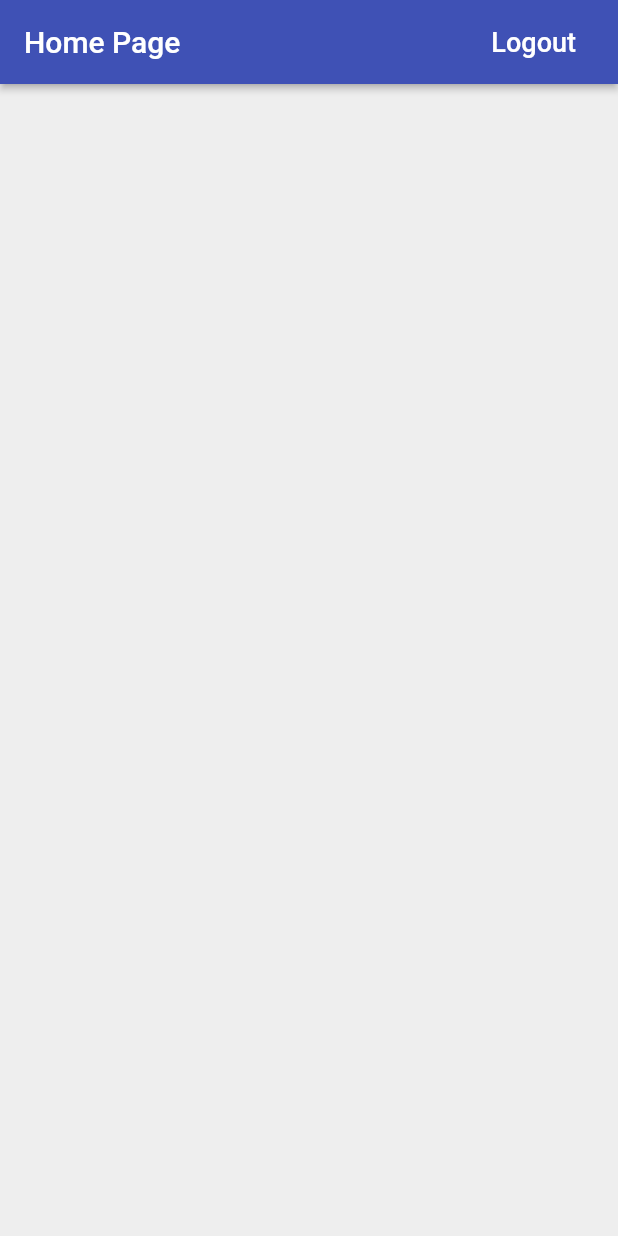
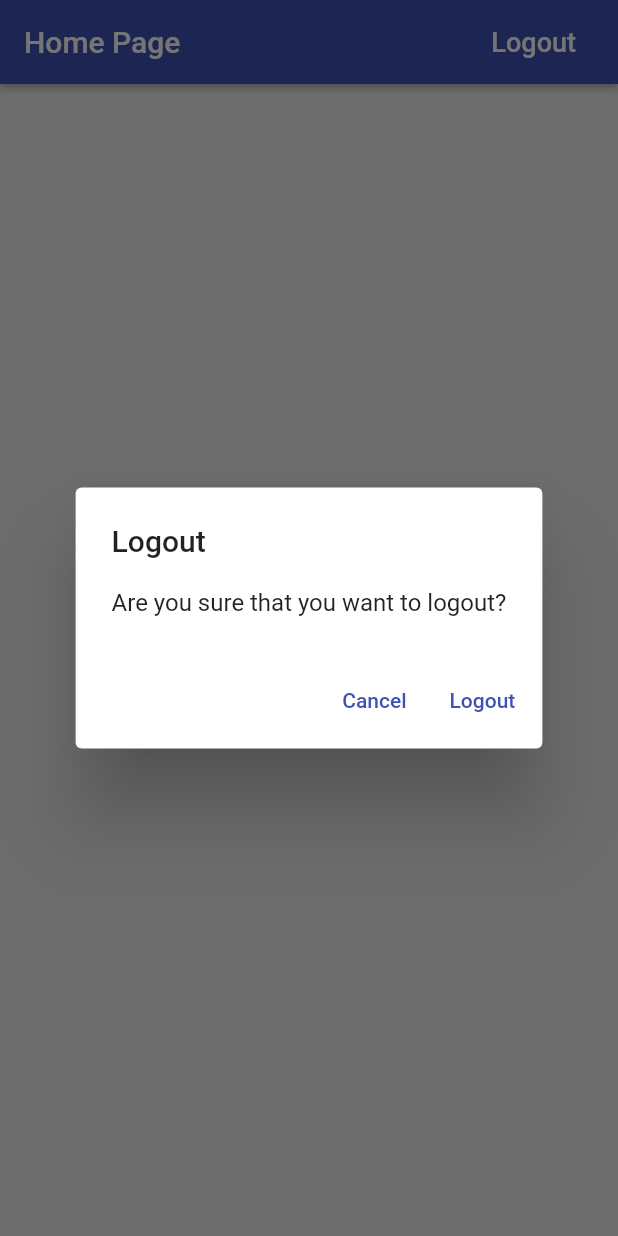
Before and after one commit to sondosIsmail/time-tracker-flutter, a Flutter app: the screen it shows once a user with an empty profile is signed in, after a tap on "Logout", on a phone screen of 412 x 824 dp. Run offline on Flutter 3.47's test engine with Material 2 defaults, Android fonts, the phone set to English and light mode, and no system bars; our stand-ins replace firebase_auth, firebase_core, google_sign_in, universal_platform; missing offline and left inert: flutter_login_facebook; accounts and stored records are empty.

Commit message:
Finish Platform Aware Widgets And Dialogs Section

```diff
--- a/lib/app/home_page.dart
+++ b/lib/app/home_page.dart
@@ -1,5 +1,6 @@
 import 'package:flutter/material.dart';
 
+import 'package:time_tracker_flutter/common_widgets/show_alert_dialog.dart';
 import 'package:time_tracker_flutter/services/auth.dart';
 
 class HomePage extends StatelessWidget {
@@ -17,6 +18,20 @@
     }
   }
 
+  Future<void> _confirmSignOut(BuildContext context) async {
+    final didRequestSignOut = await showAlertDialog(
+      context,
+      title: 'Logout',
+      content: 'Are you sure that you want to logout?',
+      defaultActionText: 'Logout',
+      cancelActionText: 'Cancel',
+    );
+
+    if (didRequestSignOut == true) {
+      _signOut();
+    }
+  }
+
   @override
   Widget build(BuildContext context) {
     return Scaffold(
@@ -31,7 +46,7 @@
                   fontSize: 18.0,
                 ),
               ),
-              onPressed: _signOut,
+              onPressed: () => _confirmSignOut(context),
             ),
             padding: const EdgeInsets.only(right: 20.0),
           ),
--- /dev/null
+++ b/lib/common_widgets/show_alert_dialog.dart
@@ -0,0 +1,55 @@
+import 'package:flutter/cupertino.dart';
+import 'package:flutter/material.dart';
+import 'package:universal_platform/universal_platform.dart';
+
+Future<bool?> showAlertDialog(
+  BuildContext context, {
+  required String title,
+  required String content,
+  required String defaultActionText,
+  String? cancelActionText,
+}) {
+  if (UniversalPlatform.isIOS) {
+    return showCupertinoDialog(
+      context: context,
+      builder: (context) {
+        return CupertinoAlertDialog(
+          title: Text(title),
+          content: Text(content),
+          actions: <Widget>[
+            if (cancelActionText != null)
+              CupertinoDialogAction(
+                child: Text(cancelActionText),
+                onPressed: () => Navigator.pop(context, false),
+              ),
+            CupertinoDialogAction(
+              child: Text(defaultActionText),
+              onPressed: () => Navigator.pop(context, true),
+            ),
+          ],
+        );
+      },
+    );
+  } else {
+    return showDialog(
+      context: context,
+      builder: (context) {
+        return AlertDialog(
+          title: Text(title),
+          content: Text(content),
+          actions: <Widget>[
+            if (cancelActionText != null)
+              TextButton(
+                child: Text(cancelActionText),
+                onPressed: () => Navigator.pop(context, false),
+              ),
+            TextButton(
+              child: Text(defaultActionText),
+              onPressed: () => Navigator.pop(context, true),
+            ),
+          ],
+        );
+      },
+    );
+  }
+}
--- a/pubspec.yaml
+++ b/pubspec.yaml
@@ -32,6 +32,7 @@
   firebase_core: ^1.0.0
   flutter_login_facebook: ^1.0.0
   google_sign_in: ^5.0.0
+  universal_platform: ^1.0.0-nullsafety
 
 dev_dependencies:
   flutter_test:
```
Also changed, not shown: lib/app/sign_in/email_sign_in_form.dart (+7 -1 lines), pubspec.lock.
